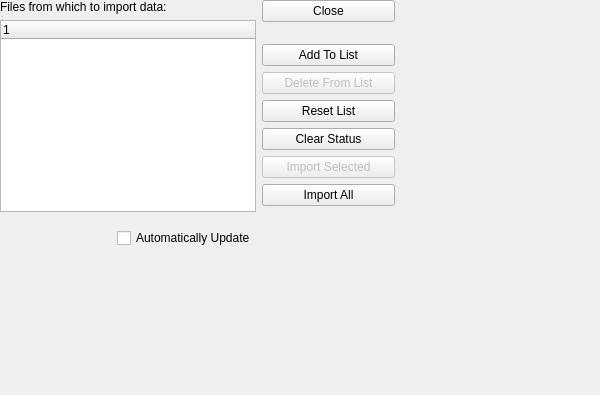
The window that guiclient/importXML.ui (Pegasus-RPG/xtuple-client) describes before a commit, drawn with Qt 5.
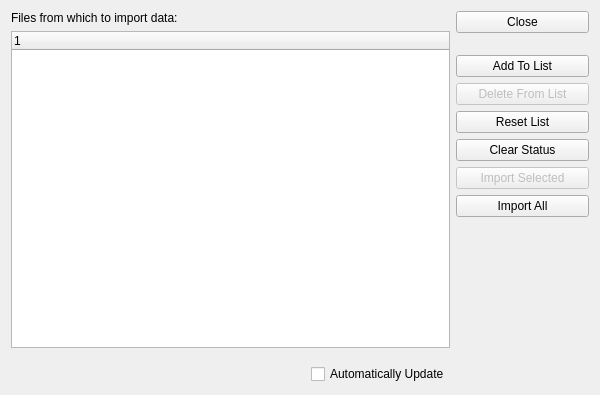
The same window after the commit. Custom widgets are drawn as their Qt base class.

```diff
--- a/guiclient/importXML.ui
+++ b/guiclient/importXML.ui
@@ -12,7 +12,6 @@
   <property name="windowTitle" >
    <string>Import XML</string>
   </property>
-  <widget class="QWidget" name="centralwidget" >
    <layout class="QHBoxLayout" >
     <item>
      <layout class="QVBoxLayout" >
@@ -148,8 +147,6 @@
      </layout>
     </item>
    </layout>
-  </widget>
-  <widget class="QStatusBar" name="statusbar" />
  </widget>
  <customwidgets>
   <customwidget>
```
